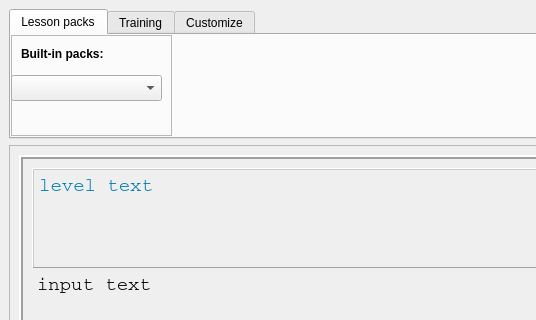
Open-Typer/Open-Typer, file ui/opentyper.ui: the form before one commit; both pictures show x 0 to 536 and y 0 to 320 of the 1538 by 625 pixel window.
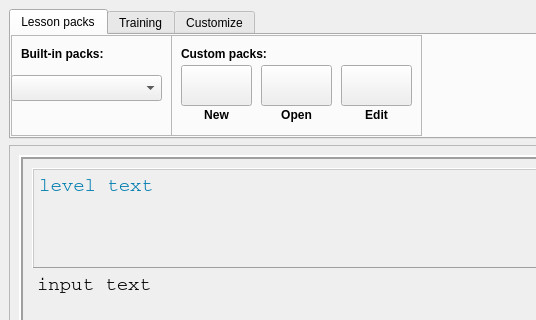
The form after the commit. Icons and pictures are not drawn.

Commit message: ui: opentyper: Add custom pack options

Diff of the .ui file:
```diff
--- a/ui/opentyper.ui
+++ b/ui/opentyper.ui
@@ -312,6 +312,185 @@
          </property>
         </widget>
        </widget>
+       <widget class="QFrame" name="packsFrame2">
+        <property name="geometry">
+         <rect>
+          <x>160</x>
+          <y>0</y>
+          <width>251</width>
+          <height>101</height>
+         </rect>
+        </property>
+        <property name="frameShape">
+         <enum>QFrame::StyledPanel</enum>
+        </property>
+        <property name="frameShadow">
+         <enum>QFrame::Raised</enum>
+        </property>
+        <widget class="QLabel" name="customPacksLabel">
+         <property name="geometry">
+          <rect>
+           <x>10</x>
+           <y>10</y>
+           <width>131</width>
+           <height>17</height>
+          </rect>
+         </property>
+         <property name="font">
+          <font>
+           <weight>75</weight>
+           <bold>true</bold>
+          </font>
+         </property>
+         <property name="text">
+          <string>Custom packs:</string>
+         </property>
+        </widget>
+        <widget class="QPushButton" name="openPackButton">
+         <property name="geometry">
+          <rect>
+           <x>90</x>
+           <y>30</y>
+           <width>71</width>
+           <height>41</height>
+          </rect>
+         </property>
+         <property name="focusPolicy">
+          <enum>Qt::NoFocus</enum>
+         </property>
+         <property name="text">
+          <string notr="true"/>
+         </property>
+         <property name="icon">
+          <iconset resource="../res.qrc">
+           <normaloff>:/res/images/open.png</normaloff>:/res/images/open.png</iconset>
+         </property>
+         <property name="iconSize">
+          <size>
+           <width>36</width>
+           <height>36</height>
+          </size>
+         </property>
+        </widget>
+        <widget class="QLabel" name="openPackLabel">
+         <property name="geometry">
+          <rect>
+           <x>90</x>
+           <y>70</y>
+           <width>71</width>
+           <height>20</height>
+          </rect>
+         </property>
+         <property name="font">
+          <font>
+           <weight>75</weight>
+           <bold>true</bold>
+          </font>
+         </property>
+         <property name="text">
+          <string>Open</string>
+         </property>
+         <property name="alignment">
+          <set>Qt::AlignCenter</set>
+         </property>
+        </widget>
+        <widget class="QPushButton" name="newPackButton">
+         <property name="geometry">
+          <rect>
+           <x>10</x>
+           <y>30</y>
+           <width>71</width>
+           <height>41</height>
+          </rect>
+         </property>
+         <property name="focusPolicy">
+          <enum>Qt::NoFocus</enum>
+         </property>
+         <property name="text">
+          <string notr="true"/>
+         </property>
+         <property name="icon">
+          <iconset resource="../res.qrc">
+           <normaloff>:/res/images/new.png</normaloff>:/res/images/new.png</iconset>
+         </property>
+         <property name="iconSize">
+          <size>
+           <width>26</width>
+           <height>26</height>
+          </size>
+         </property>
+        </widget>
+        <widget class="QLabel" name="newPackLabel">
+         <property name="geometry">
+          <rect>
+           <x>10</x>
+           <y>70</y>
+           <width>71</width>
+           <height>20</height>
+          </rect>
+         </property>
+         <property name="font">
+          <font>
+           <weight>75</weight>
+           <bold>true</bold>
+          </font>
+         </property>
+         <property name="text">
+          <string>New</string>
+         </property>
+         <property name="alignment">
+          <set>Qt::AlignCenter</set>
+         </property>
+        </widget>
+        <widget class="QPushButton" name="editPackButton">
+         <property name="geometry">
+          <rect>
+           <x>170</x>
+           <y>30</y>
+           <width>71</width>
+           <height>41</height>
+          </rect>
+         </property>
+         <property name="focusPolicy">
+          <enum>Qt::NoFocus</enum>
+         </property>
+         <property name="text">
+          <string notr="true"/>
+         </property>
+         <property name="icon">
+          <iconset resource="../res.qrc">
+           <normaloff>:/res/images/edit.png</normaloff>:/res/images/edit.png</iconset>
+         </property>
+         <property name="iconSize">
+          <size>
+           <width>26</width>
+           <height>26</height>
+          </size>
+         </property>
+        </widget>
+        <widget class="QLabel" name="editPackLabel">
+         <property name="geometry">
+          <rect>
+           <x>170</x>
+           <y>70</y>
+           <width>71</width>
+           <height>20</height>
+          </rect>
+         </property>
+         <property name="font">
+          <font>
+           <weight>75</weight>
+           <bold>true</bold>
+          </font>
+         </property>
+         <property name="text">
+          <string>Edit</string>
+         </property>
+         <property name="alignment">
+          <set>Qt::AlignCenter</set>
+         </property>
+        </widget>
+       </widget>
       </widget>
       <widget class="QWidget" name="trainingTab">
        <attribute name="title">
```
